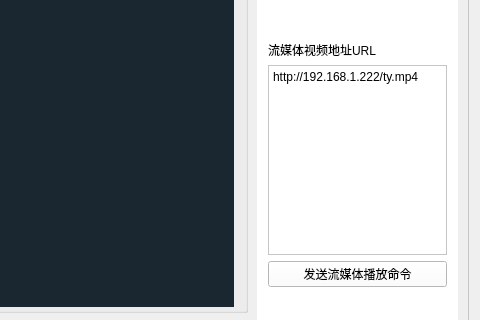
Above: mainwindow.ui from 89093522/LSC_Debug before the change; both pictures show x 544 to 1024 and y 212 to 532 of the 1024 by 700 pixel window. Below: the same form after it.
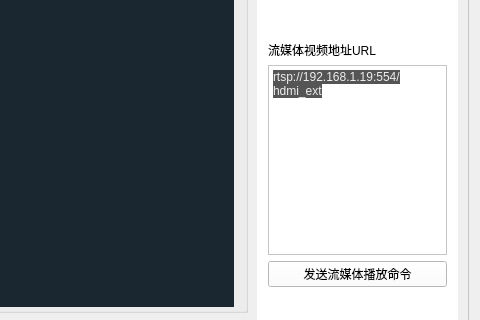
That is the form after the change. The open tabs and pages were chosen to show the change.

```diff
--- a/mainwindow.ui
+++ b/mainwindow.ui
@@ -1186,7 +1186,7 @@
 &lt;html&gt;&lt;head&gt;&lt;meta name=&quot;qrichtext&quot; content=&quot;1&quot; /&gt;&lt;style type=&quot;text/css&quot;&gt;
 p, li { white-space: pre-wrap; }
 &lt;/style&gt;&lt;/head&gt;&lt;body style=&quot; font-family:'SimSun'; font-size:9pt; font-weight:400; font-style:normal;&quot;&gt;
-&lt;p style=&quot; margin-top:0px; margin-bottom:0px; margin-left:0px; margin-right:0px; -qt-block-indent:0; text-indent:0px;&quot;&gt;&lt;span style=&quot; font-family:'微软雅黑';&quot;&gt;http://192.168.1.222/ty.mp4&lt;/span&gt;&lt;/p&gt;&lt;/body&gt;&lt;/html&gt;</string>
+&lt;p style=&quot; margin-top:0px; margin-bottom:0px; margin-left:0px; margin-right:0px; -qt-block-indent:0; text-indent:0px;&quot;&gt;&lt;span style=&quot; font-family:'΢���ź�,Arial,Helvetica,sans-serif'; font-size:12px; color:#eeeeee; background-color:#555555;&quot;&gt;rtsp://192.168.1.19:554/hdmi_ext&lt;/span&gt;&lt;/p&gt;&lt;/body&gt;&lt;/html&gt;</string>
              </property>
             </widget>
            </item>
```
